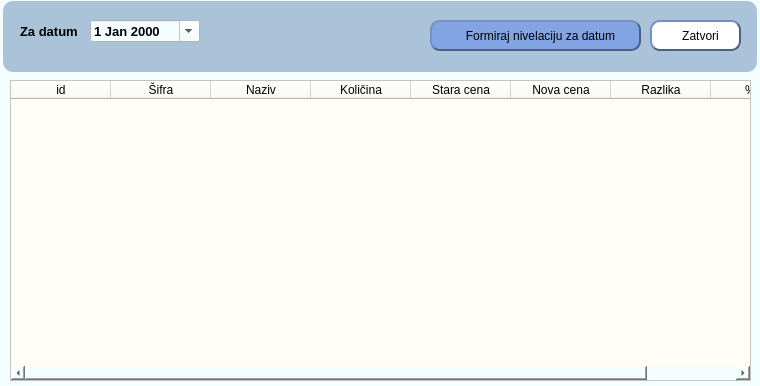
Above: ui/nivelacija.ui from ljuba17/desktop_pos before the change. Below: the same form after it.
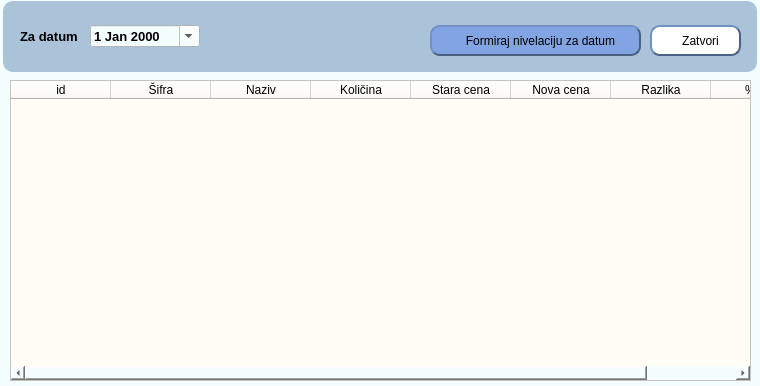
That is the form after the change. Icons and pictures are not drawn.

Commit message: style: Ispravka stila za Login dijalog

What changed in the file:
```diff
--- a/ui/nivelacija.ui
+++ b/ui/nivelacija.ui
@@ -41,7 +41,7 @@
    <property name="geometry">
     <rect>
      <x>20</x>
-     <y>20</y>
+     <y>25</y>
      <width>61</width>
      <height>22</height>
     </rect>
@@ -66,7 +66,7 @@
    <property name="geometry">
     <rect>
      <x>90</x>
-     <y>20</y>
+     <y>25</y>
      <width>110</width>
      <height>22</height>
     </rect>
@@ -116,7 +116,7 @@
    <property name="geometry">
     <rect>
      <x>430</x>
-     <y>20</y>
+     <y>25</y>
      <width>211</width>
      <height>31</height>
     </rect>
@@ -152,7 +152,7 @@
    <property name="geometry">
     <rect>
      <x>650</x>
-     <y>20</y>
+     <y>25</y>
      <width>91</width>
      <height>31</height>
     </rect>
```
Left out of the diff: 6 changed lines with no effect on the pictures. The commit also changes 1 other file.
